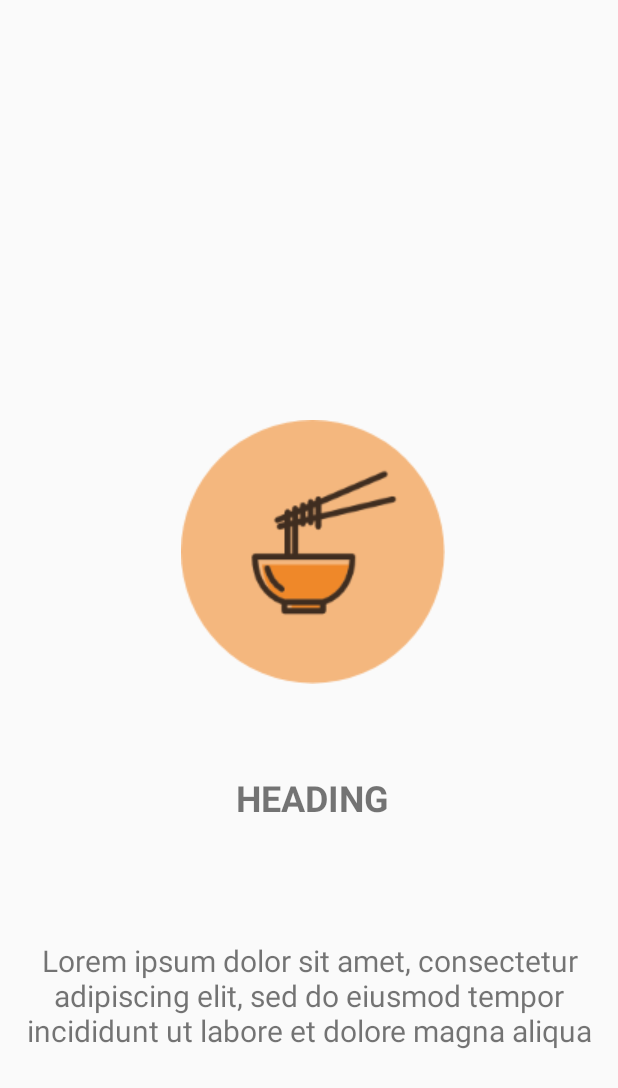
After one commit to Pranareza/SharedPreferences, an Android app: the layout slide_layout.xml on its own in the app's theme, with its tools: preview values and no code run, on a phone screen of 412 x 824 dp. The commit adds this screen. Shown: the top 1088 px of the screen. Run offline under Robolectric (Android 15) with nearby library versions, the phone set to English and light mode, and no system bars; Roboto replaces fonts that are not available here.

Commit message:
First commit

```diff
--- /dev/null
+++ b/MySelfApps/app/src/main/res/layout/slide_layout.xml
@@ -0,0 +1,43 @@
+<?xml version="1.0" encoding="utf-8"?>
+<RelativeLayout xmlns:android="http://schemas.android.com/apk/res/android"
+    xmlns:app="http://schemas.android.com/apk/res-auto"
+    android:layout_width="match_parent" android:layout_height="match_parent">
+
+    <ImageView
+        android:id="@+id/imageView2"
+        android:layout_width="wrap_content"
+        android:layout_height="wrap_content"
+        android:layout_alignParentEnd="true"
+        android:layout_alignParentRight="true"
+        android:layout_alignParentBottom="true"
+        android:layout_marginTop="100dp"
+        android:layout_marginEnd="115dp"
+        android:layout_marginRight="115dp"
+        android:layout_marginBottom="368dp"
+        app:srcCompat="@drawable/eat_icon" />
+
+    <TextView
+        android:id="@+id/slide_heading"
+        android:layout_width="137dp"
+        android:layout_height="42dp"
+        android:layout_alignParentEnd="true"
+        android:layout_alignParentRight="true"
+        android:layout_alignParentBottom="true"
+        android:layout_marginEnd="135dp"
+        android:layout_marginRight="135dp"
+        android:layout_marginBottom="271dp"
+        android:gravity="center"
+        android:text="HEADING"
+        android:textSize="24sp"
+        android:textStyle="bold" />
+
+    <TextView
+        android:id="@+id/slide_desc"
+        android:layout_width="match_parent"
+        android:layout_height="110dp"
+        android:layout_alignParentBottom="true"
+        android:layout_marginBottom="105dp"
+        android:gravity="center"
+        android:text="Lorem ipsum dolor sit amet, consectetur adipiscing elit, sed do eiusmod tempor incididunt ut labore et dolore magna aliqua"
+        android:textSize="20sp" />
+</RelativeLayout>
--- /dev/null
+++ b/MySelfApps/app/src/main/res/values/ids.xml
@@ -0,0 +1,4 @@
+<?xml version="1.0" encoding="utf-8"?>
+<resources>
+    <item name="slide_image" type="id" />
+</resources>
```
Also changed, not shown: MySelfApps/app/src/main/java/com/apps/myselfapps/SlideAdapter.java (added, +89 -0 lines), MySelfApps/app/src/main/java/com/apps/myselfapps/Walkthrough.java (+14 -0 lines), MySelfApps/app/src/main/res/layout/activity_walkthrough.xml (+21 -2 lines), MySelfApps/app/src/main/res/drawable/code_icon.png (added), MySelfApps/app/src/main/res/drawable/eat_icon.png (added), MySelfApps/app/src/main/res/drawable/sleep_icon.png (added).
